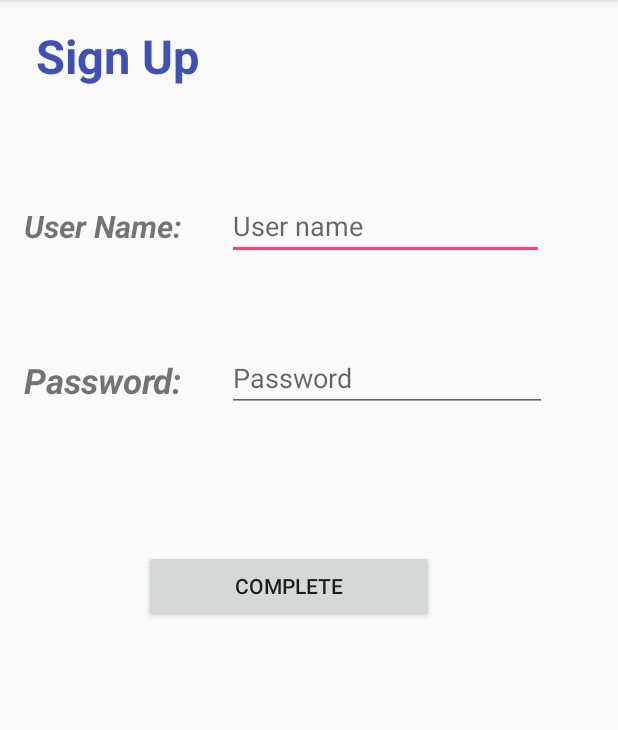
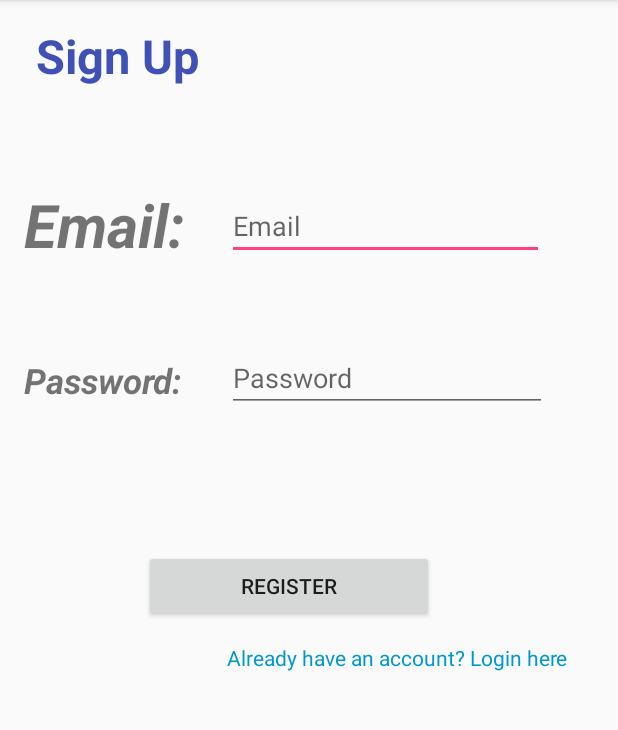
Before and after one commit to xiaoxiuzhe/CSCI3130-PROJECT, an Android app: the SignUp screen opened directly, with no data from a screen before it, on a phone screen of 412 x 824 dp, the part 84-814 px from its top. Run offline under Robolectric (Android 15) with nearby library versions, the phone set to English and light mode, and no system bars; our stand-ins replace Firebase (no records; nobody signed in at launch, a user with empty details on screens opened directly).

Commit message:
now can register users

```diff
--- a/app/build.gradle
+++ b/app/build.gradle
@@ -26,6 +26,7 @@ dependencies {
     testImplementation 'junit:junit:4.12'
     androidTestImplementation 'com.android.support.test:runner:1.0.2'
     androidTestImplementation 'com.android.support.test.espresso:espresso-core:3.0.2'
+    implementation 'com.google.firebase:firebase-auth:11.8.0'
 }
 
 apply plugin: 'com.google.gms.google-services'
--- a/app/src/main/AndroidManifest.xml
+++ b/app/src/main/AndroidManifest.xml
@@ -1,6 +1,8 @@
 <?xml version="1.0" encoding="utf-8"?>
 <manifest xmlns:android="http://schemas.android.com/apk/res/android"
     package="com.example.t.groupproject">
+
+    <uses-permission android:name="android.permission.INTERNET" />
 
     <application
         android:allowBackup="true"
--- a/app/src/main/java/com/example/t/groupproject/SignUp.java
+++ b/app/src/main/java/com/example/t/groupproject/SignUp.java
@@ -1,20 +1,79 @@
 package com.example.t.groupproject;
 
 import android.content.Intent;
+import android.support.annotation.NonNull;
 import android.support.v7.app.AppCompatActivity;
 import android.os.Bundle;
+import android.text.TextUtils;
 import android.util.Log;
 import android.view.View;
+import android.widget.Button;
+import android.widget.EditText;
+import android.widget.TextView;
+import android.widget.Toast;
 
-public class SignUp extends AppCompatActivity {
+import com.google.android.gms.tasks.OnCompleteListener;
+import com.google.android.gms.tasks.Task;
+import com.google.firebase.auth.AuthResult;
+import com.google.firebase.auth.FirebaseAuth;
+
+public class SignUp extends AppCompatActivity implements View.OnClickListener {
+
+    private FirebaseAuth mAuth;
+    private EditText EmailField, passwordField;
+    private TextView textViewLogin;
+    private Button registerButton;
 
     @Override
     protected void onCreate(Bundle savedInstanceState) {
         super.onCreate(savedInstanceState);
         setContentView(R.layout.activity_sign_up);
+
+        mAuth = FirebaseAuth.getInstance();
+
+        EmailField = (EditText) findViewById(R.id.EmailField);
+        passwordField = (EditText) findViewById(R.id.passwordField);
+        textViewLogin = (TextView) findViewById(R.id.textViewLogin);
+        registerButton = (Button) findViewById(R.id.registerButton);
+
+        registerButton.setOnClickListener(this);
+        textViewLogin.setOnClickListener(this);
     }
 
-    public void CompleteSignUp(View view) {
-        startActivity(new Intent(SignUp.this, Login.class));
+    private void registerUser(){
+        String email = EmailField.getText().toString().trim();
+        String password = passwordField.getText().toString().trim();
+
+        if(TextUtils.isEmpty(email)){
+            Toast.makeText(this, "Pleas enter email", Toast.LENGTH_SHORT).show();
+            return;
+        }
+        if(TextUtils.isEmpty(password)){
+            Toast.makeText(this, "Pleas enter password", Toast.LENGTH_SHORT).show();
+            return;
+        }
+
+        mAuth.createUserWithEmailAndPassword(email,password)
+                .addOnCompleteListener(this, new OnCompleteListener<AuthResult>() {
+                    @Override
+                    public void onComplete(@NonNull Task<AuthResult> task) {
+                        if(task.isSuccessful()){
+                            Toast.makeText(SignUp.this, "Registered Successfully", Toast.LENGTH_SHORT).show();
+                        }
+                        else {
+                            Toast.makeText(SignUp.this, "Could not register.. please try again", Toast.LENGTH_SHORT).show();
+                        }
+                    }
+                });
+    }
+
+    @Override
+    public void onClick(View v) {
+        if(v == registerButton){
+            registerUser();
+        }
+        if(v == textViewLogin){
+            startActivity(new Intent(this, Login.class));
+        }
     }
 }
--- a/app/src/main/res/layout/activity_sign_up.xml
+++ b/app/src/main/res/layout/activity_sign_up.xml
@@ -21,28 +21,28 @@
         app:layout_constraintTop_toBottomOf="@+id/textView2" />
 
     <EditText
-        android:id="@+id/editText"
+        android:id="@+id/EmailField"
         android:layout_width="211dp"
         android:layout_height="wrap_content"
         android:layout_marginStart="28dp"
         android:layout_marginTop="128dp"
         android:ems="10"
-        android:hint="User name"
-        android:inputType="textPersonName"
+        android:hint="Email"
+        android:inputType="textEmailAddress"
         app:layout_constraintStart_toEndOf="@+id/textView2"
         app:layout_constraintTop_toTopOf="parent" />
 
     <EditText
-        android:id="@+id/editText2"
+        android:id="@+id/passwordField"
         android:layout_width="wrap_content"
         android:layout_height="wrap_content"
         android:layout_marginStart="28dp"
         android:layout_marginTop="56dp"
         android:ems="10"
         android:hint="Password"
-        android:inputType="textPersonName"
+        android:inputType="textPassword"
         app:layout_constraintStart_toEndOf="@+id/textView5"
-        app:layout_constraintTop_toBottomOf="@+id/editText" />
+        app:layout_constraintTop_toBottomOf="@+id/EmailField" />
 
     <TextView
         android:id="@+id/textView"
@@ -65,20 +65,43 @@
         android:layout_marginTop="128dp"
         android:gravity="top|bottom|left|right"
         android:includeFontPadding="false"
-        android:text="User Name:"
+        android:text="Email:"
         android:textStyle="bold|italic"
         android:autoSizeTextType="uniform"
         app:layout_constraintStart_toStartOf="parent"
         app:layout_constraintTop_toTopOf="parent" />
 
     <Button
-        android:id="@+id/button"
+        android:id="@+id/registerButton"
         android:layout_width="193dp"
         android:layout_height="wrap_content"
         android:layout_marginStart="96dp"
         android:layout_marginTop="92dp"
-        android:onClick="CompleteSignUp"
-        android:text="Complete"
+        android:text="Register"
         app:layout_constraintStart_toStartOf="parent"
-        app:layout_constraintTop_toBottomOf="@+id/editText2" />
+        app:layout_constraintTop_toBottomOf="@+id/passwordField" />
+
+    <TextView
+        android:id="@+id/textViewLogin"
+        android:layout_width="278dp"
+        android:layout_height="28dp"
+        android:layout_marginBottom="8dp"
+        android:layout_marginEnd="8dp"
+        android:layout_marginStart="144dp"
+        android:layout_marginTop="8dp"
+        android:clickable="true"
+        android:focusable="true"
+        android:gravity="center"
+        android:text="Already have an account? Login here"
+        android:textColor="@android:color/holo_blue_dark"
+        android:textColorLink="@color/colorPrimary"
+        app:layout_constraintBottom_toBottomOf="parent"
+        app:layout_constraintEnd_toEndOf="parent"
+        app:layout_constraintHorizontal_bias="1.0"
+        app:layout_constraintStart_toStartOf="parent"
+        app:layout_constraintTop_toBottomOf="@+id/registerButton"
+        app:layout_constraintVertical_bias="0.006" />
+
+
+
 </android.support.constraint.ConstraintLayout>
```
Also changed, not shown: app/src/main/res/layout/activity_login.xml (+3 -17 lines).
